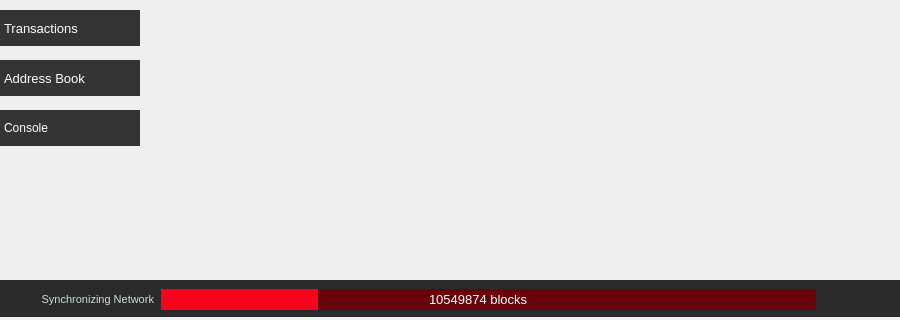
First picture: the form in src/qt/forms/mainwindow.ui, repository AMA-CSharp-Code/Blazecoin_Wallet_Core_V1.5, before the edit; both pictures show x 0 to 900 and y 250 to 570 of the 900 by 570 pixel window.
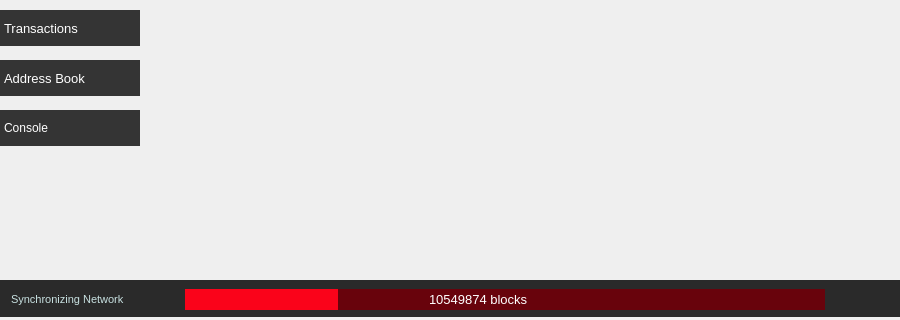
Second picture: the form after the edit. Icons and pictures are not drawn.

Commit message:
GUI: fix status-bar progress label truncation
The progress label was right-aligned in a 143px box that fit the
placeholder "Synchronizing Network" but clipped the runtime strings
"Synchronizing with network..." / "Importing blocks from disk..." /
"Reindexing blocks on disk...", showing "chronizing with network..."
on Linux Qt 5.

Switch to left alignment, widen the label to 165px, and shift the
progress bar to x=185 (width 640) so its right edge sits 5px from
the connection icon at x=830 — matching the text-to-bar gap.

What changed in the file:
```diff
--- a/src/qt/forms/mainwindow.ui
+++ b/src/qt/forms/mainwindow.ui
@@ -1054,7 +1054,7 @@
       <rect>
        <x>11</x>
        <y>11</y>
-       <width>143</width>
+       <width>165</width>
        <height>17</height>
       </rect>
      </property>
@@ -1067,15 +1067,15 @@
       <string>Synchronizing Network</string>
      </property>
      <property name="alignment">
-      <set>Qt::AlignRight|Qt::AlignTrailing|Qt::AlignVCenter</set>
+      <set>Qt::AlignLeading|Qt::AlignLeft|Qt::AlignVCenter</set>
      </property>
     </widget>
     <widget class="QProgressBar" name="progressBar">
      <property name="geometry">
       <rect>
-       <x>161</x>
+       <x>185</x>
        <y>9</y>
-       <width>655</width>
+       <width>640</width>
        <height>21</height>
       </rect>
      </property>
```
